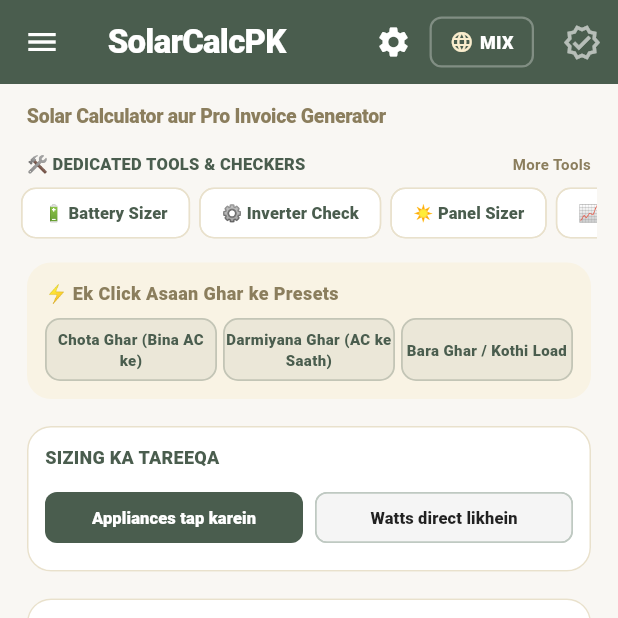
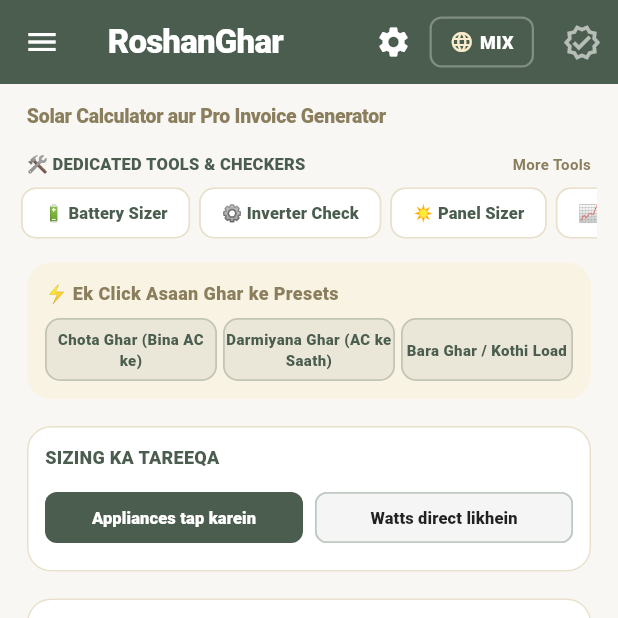
Before and after one commit to qasim185/RoshanGhar, a Flutter app: the HomeScreen screen opened directly, on a phone screen of 412 x 824 dp, the top half of it. Run offline on Flutter 3.47's test engine with Material 3 defaults, Android fonts, the phone set to English and light mode, and no system bars; our stand-ins replace pdf, printing, shared_preferences; accounts and stored records are empty; project files that could hold a hidden picture were left out.

Commit message:
reaname SolarCalPK to RoshanGhar -final commit

```diff
--- a/lib/app_state.dart
+++ b/lib/app_state.dart
@@ -225,7 +225,7 @@ class SolarAppState with ChangeNotifier {
 
   // Dictionaries for localized phrases
   static const Map<String, String> _englishTranslations = {
-    'appName': 'SolarCalcPK',
+    'appName': 'RoshanGhar',
     'tagline': 'Size your solar system in minutes',
     'loadCalc': 'Load Calculator',
     'batterySizer': 'Battery Sizer',
@@ -249,7 +249,7 @@ class SolarAppState with ChangeNotifier {
   };
 
   static const Map<String, String> _urduTranslations = {
-    'appName': 'سولر کیلکولیٹر',
+    'appName': 'روشن گھر',
     'tagline': 'اپنے سولر سسٹم کا سائز منٹوں میں معلوم کریں',
     'loadCalc': 'لوڈ کیلکولیٹر',
     'batterySizer': 'بیٹری سائزنگ',
--- a/lib/main.dart
+++ b/lib/main.dart
@@ -11,18 +11,18 @@ void main() async {
   runApp(
     ChangeNotifierProvider(
       create: (context) => SolarAppState(),
-      child: const SolarCalcApp(),
+      child: const RoshanGharApp(),
     ),
   );
 }
 
-class SolarCalcApp extends StatelessWidget {
-  const SolarCalcApp({super.key});
+class RoshanGharApp extends StatelessWidget {
+  const RoshanGharApp({super.key});
 
   @override
   Widget build(BuildContext context) {
     return MaterialApp(
-      title: 'SolarCalcPK',
+      title: 'RoshanGhar',
       debugShowCheckedModeBanner: false,
 
       // Elegant Solar-Teal Emerald theme profile configuration matching Material 3 patterns
@@ -84,3 +84,6 @@ class SolarCalcApp extends StatelessWidget {
     );
   }
 }
+
+// Backward-compatibility alias
+typedef SolarCalcApp = RoshanGharApp;
--- a/lib/screens/home_screen.dart
+++ b/lib/screens/home_screen.dart
@@ -1,7 +1,7 @@
 import 'package:flutter/material.dart';
 import 'package:provider/provider.dart';
 import '../app_state.dart';
-import '../services/n8n_audit_service.dart';
+// import '../services/n8n_audit_service.dart';
 import '../services/pdf_invoice_service.dart';
 import '../services/solar_price_service.dart';
 import '../services/whatsapp_service.dart';
@@ -41,6 +41,7 @@ class _HomeScreenState extends State<HomeScreen> {
   // Language state: 'mix' (Roman Urdu Mix), 'ur' (Urdu), 'en' (English)
   String _activeLang = 'mix';
   bool _didHydrateProfile = false;
+  // bool _isAuditing = false;
 
   // Appliance quantities
   int _fridgeCount = 1;
@@ -180,7 +181,7 @@ class _HomeScreenState extends State<HomeScreen> {
   // Translations dictionary
   final Map<String, Map<String, String>> _labels = {
     'en': {
-      'appName': 'SolarCalcPK',
+      'appName': 'RoshanGhar',
       'tagline': 'Solar Sizing & Custom Invoice Generator',
       'easyPresets': '⚡ One-Tap Super Presets (Asaan Load)',
       'presetSmall': 'Chota Ghar (Small)',
@@ -216,7 +217,7 @@ class _HomeScreenState extends State<HomeScreen> {
       'monthlyKWh': 'Approx. Units / Month (KWh):',
     },
     'ur': {
-      'appName': 'سولر کیلکولیٹر',
+      'appName': 'روشن گھر',
       'tagline': 'سولر کیلکولیٹر اور پروفیشنل انوائس جنریٹر',
       'easyPresets': '⚡ ایک کلک آسان گھریلو پری سیٹس',
       'presetSmall': 'چھوٹا گھر (بغیر اے سی)',
@@ -252,7 +253,7 @@ class _HomeScreenState extends State<HomeScreen> {
       'monthlyKWh': 'ماہانہ بجلی یونٹس لکھیں (KWh):',
     },
     'mix': {
-      'appName': 'SolarCalcPK',
+      'appName': 'RoshanGhar',
       'tagline': 'Solar Calculator aur Pro Invoice Generator',
       'easyPresets': '⚡ Ek Click Asaan Ghar ke Presets',
       'presetSmall': 'Chota Ghar (Bina AC ke)',
@@ -2392,7 +2393,8 @@ class _HomeScreenState extends State<HomeScreen> {
                           ),
                           const SizedBox(height: 12),
 
-                          // AI Engineering Audit Button (Queries local n8n & Ollama)
+                          // AI Engineering Audit Button (Queries local n8n & Ollama) - commented out for now
+                          /*
                           ElevatedButton.icon(
                             style: ElevatedButton.styleFrom(
                               backgroundColor: const Color(0xFF0F172A),
@@ -2403,20 +2405,37 @@ class _HomeScreenState extends State<HomeScreen> {
                               ),
                               elevation: 2,
                             ),
-                            icon: const Icon(
+                            icon: _isAuditing
+                                ? const SizedBox(
+                                    width: 18,
+                                    height: 18,
+                                    child: CircularProgressIndicator(
+                                      strokeWidth: 2.2,
+                                      valueColor: AlwaysStoppedAnimation<Color>(Color(0xFF38BDF8)),
+                                    ),
+                                  )
+                                : const Icon(
                                     Icons.psychology_outlined,
                                     size: 20,
                                     color: Color(0xFF38BDF8),
                                   ),
-                            label: const Text(
-                              'Request AI Engineering Audit',
-                              style: TextStyle(
+                            label: Text(
+                              _isAuditing
+                                  ? 'AI Auditor analyzing Swabi 4.8 PSH data...'
+                                  : 'Request AI Engineering Audit',
+                              style: const TextStyle(
                                 fontWeight: FontWeight.w900,
                                 fontSize: 13,
                                 color: Colors.white,
                               ),
                             ),
-                            onPressed: () async {
+                            onPressed: _isAuditing
+                                ? null
+                                : () async {
+                                    setState(() {
+                                      _isAuditing = true;
+                                    });
+                                    try {
                                       final Map<String, int> loadData = {};
                                       if (_manualInputActive) {
                                         loadData['Custom Continuous Load'] = 1;
@@ -2446,9 +2465,27 @@ class _HomeScreenState extends State<HomeScreen> {
                                         loadData: loadData,
                                         totalKw: totalKw,
                                       );
+                                    } catch (_) {
+                                      if (context.mounted) {
+                                        ScaffoldMessenger.of(context).showSnackBar(
+                                          const SnackBar(
+                                            content: Text('Local AI Auditor unreachable. Running in offline mode.'),
+                                            backgroundColor: Colors.redAccent,
+                                            duration: Duration(seconds: 4),
+                                          ),
+                                        );
+                                      }
+                                    } finally {
+                                      if (mounted) {
+                                        setState(() {
+                                          _isAuditing = false;
+                                        });
+                                      }
+                                    }
                                   },
                           ),
                           const SizedBox(height: 12),
+                          */
                         ],
                       ),
                     ),
--- a/lib/screens/onboarding_screen.dart
+++ b/lib/screens/onboarding_screen.dart
@@ -66,7 +66,7 @@ class _OnboardingScreenState extends State<OnboardingScreen> {
         const Icon(Icons.solar_power, size: 54, color: Color(0xFF1D9E75)),
         const SizedBox(height: 10),
         const Text(
-          'Welcome to SolarCalcPK',
+          'Welcome to RoshanGhar',
           textAlign: TextAlign.center,
           style: TextStyle(fontSize: 22, fontWeight: FontWeight.w900),
         ),
--- a/lib/services/pdf_invoice_service.dart
+++ b/lib/services/pdf_invoice_service.dart
@@ -629,7 +629,7 @@ class PdfInvoiceService {
       final sanitizedName = clientName.replaceAll(RegExp(r'[^a-zA-Z0-9_-]'), '_');
       await Printing.layoutPdf(
         onLayout: (PdfPageFormat format) async => pdf.save(),
-        name: 'SolarCalc_Proposal_${sanitizedName.isEmpty ? "Client" : sanitizedName}.pdf',
+        name: 'RoshanGhar_Proposal_${sanitizedName.isEmpty ? "Client" : sanitizedName}.pdf',
       );
     } catch (e) {
       debugPrint("PDF generation layout aborted: $e");
--- a/lib/widgets/app_drawer.dart
+++ b/lib/widgets/app_drawer.dart
@@ -62,7 +62,7 @@ class AppDrawer extends StatelessWidget {
                           crossAxisAlignment: CrossAxisAlignment.start,
                           children: [
                             const Text(
-                              'SolarCalcPK',
+                              'RoshanGhar',
                               style: TextStyle(
                                 color: Colors.white,
                                 fontWeight: FontWeight.w900,
@@ -261,7 +261,7 @@ class AppDrawer extends StatelessWidget {
             const SizedBox(height: 12),
             const Center(
               child: Text(
-                'SolarCalcPK v1.0.0',
+                'RoshanGhar v1.0.0',
                 style: TextStyle(fontSize: 11, color: Colors.grey),
               ),
             ),
--- a/pubspec.yaml
+++ b/pubspec.yaml
@@ -1,5 +1,5 @@
-name: solarcalcpk
-description: "A new Flutter project."
+name: roshanghar
+description: "RoshanGhar - Smart Solar Engineering & ROI Auditor for Pakistan"
 # The following line prevents the package from being accidentally published to
 # pub.dev using `flutter pub publish`. This is preferred for private packages.
 publish_to: 'none' # Remove this line if you wish to publish to pub.dev
```
Also changed, not shown: lib/screens/load_calculator_screen.dart (+46 -6 lines), lib/services/n8n_audit_service.dart (+36 -8 lines), docs/mindmap.svg, docs/solution-map.svg, 12 other files. Lines whose indentation alone changed are shown as unchanged.
